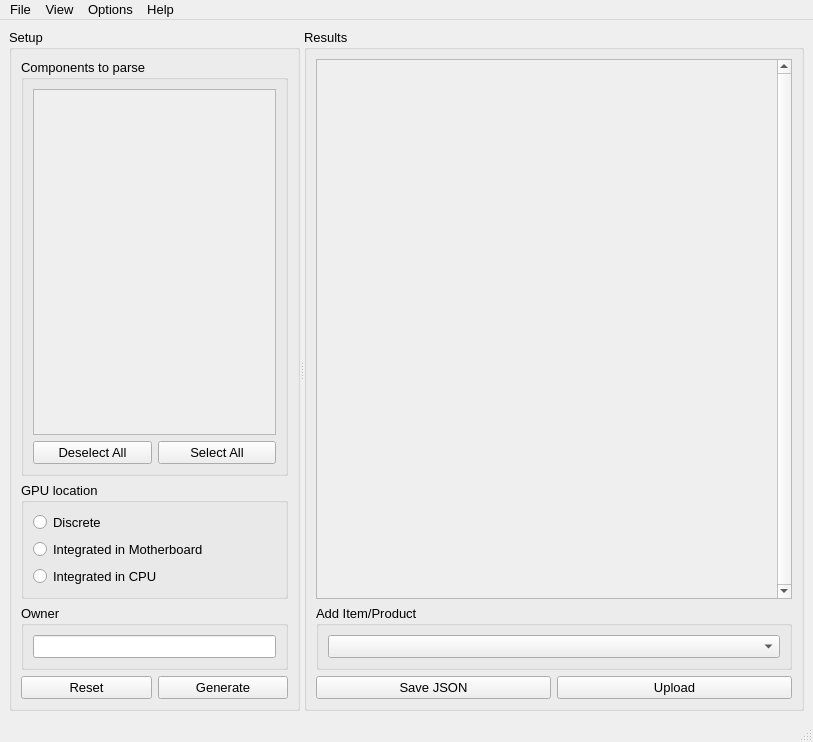
First picture: the form in assets/interface.ui, repository WEEE-Open/peracotta, before the edit.
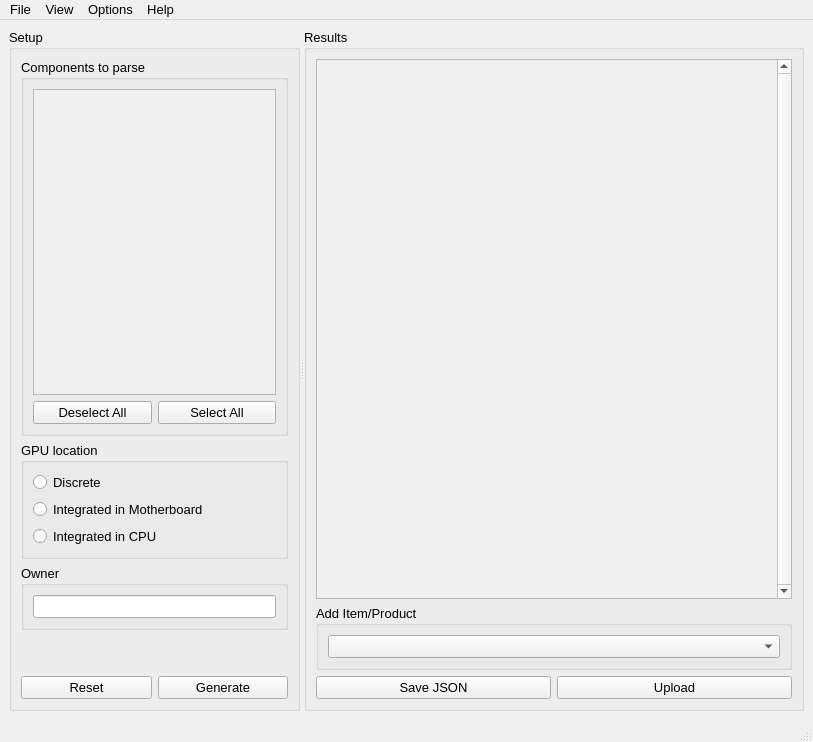
Second picture: the form after the edit. Icons and pictures are not drawn.

Patch:
```diff
--- a/assets/interface.ui
+++ b/assets/interface.ui
@@ -61,7 +61,7 @@
         <item>
          <widget class="QGroupBox" name="componentsGroupBox">
           <property name="sizePolicy">
-           <sizepolicy hsizetype="Preferred" vsizetype="Expanding">
+           <sizepolicy hsizetype="Preferred" vsizetype="Ignored">
             <horstretch>0</horstretch>
             <verstretch>0</verstretch>
            </sizepolicy>
@@ -72,11 +72,11 @@
           <property name="title">
            <string>Components to parse</string>
           </property>
-          <layout class="QVBoxLayout" name="verticalLayout_8">
+          <layout class="QVBoxLayout" name="verticalLayout_8" stretch="0,0">
            <item>
             <widget class="QScrollArea" name="selectorsScrollArea">
              <property name="sizePolicy">
-              <sizepolicy hsizetype="MinimumExpanding" vsizetype="Expanding">
+              <sizepolicy hsizetype="MinimumExpanding" vsizetype="MinimumExpanding">
                <horstretch>0</horstretch>
                <verstretch>0</verstretch>
               </sizepolicy>
@@ -90,7 +90,7 @@
                 <x>0</x>
                 <y>0</y>
                 <width>248</width>
-                <height>361</height>
+                <height>315</height>
                </rect>
               </property>
               <property name="sizePolicy">
@@ -185,6 +185,22 @@
           </layout>
          </widget>
         </item>
+        <item>
+         <spacer name="verticalSpacer">
+          <property name="orientation">
+           <enum>Qt::Vertical</enum>
+          </property>
+          <property name="sizeType">
+           <enum>QSizePolicy::Maximum</enum>
+          </property>
+          <property name="sizeHint" stdset="0">
+           <size>
+            <width>20</width>
+            <height>40</height>
+           </size>
+          </property>
+         </spacer>
+        </item>
         <item>
          <layout class="QHBoxLayout" name="horizontalLayout_3">
           <item>
```
